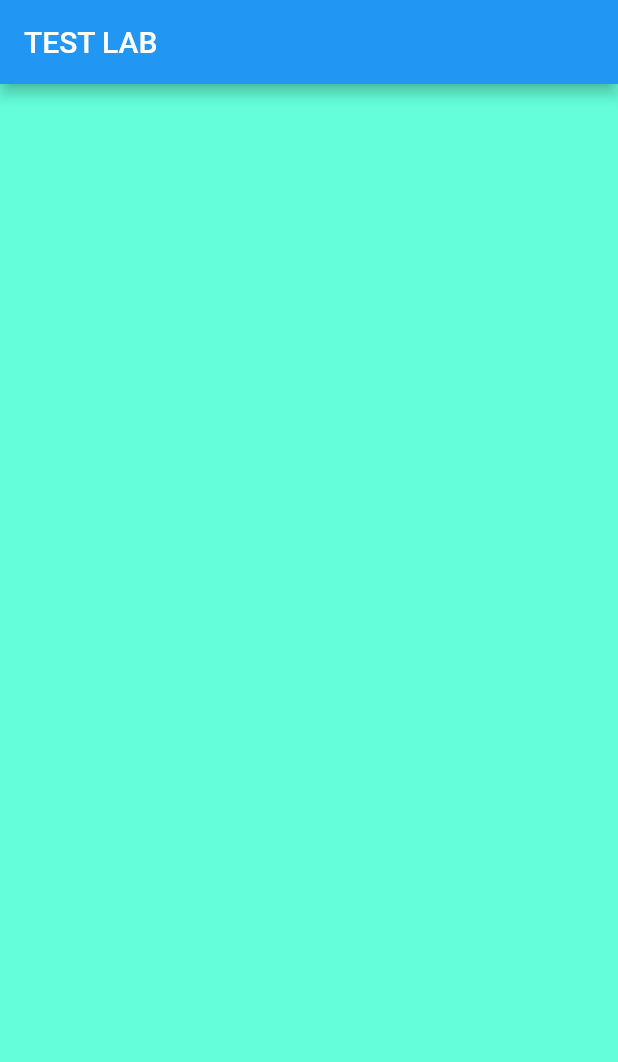
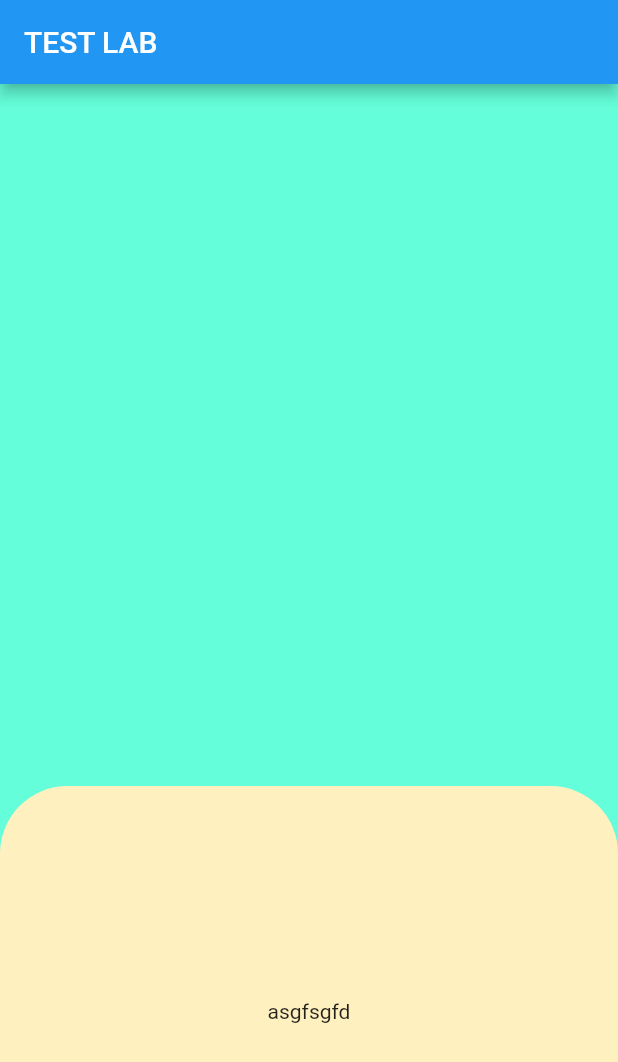
Before and after one commit to mohamadbastin/flutter-test-lab, a Flutter app: the screen it shows after launch, on a phone screen of 412 x 824 dp. Shown: the top 1062 px of the screen. Run offline on Flutter 3.47's test engine with Material 2 defaults, Android fonts, the phone set to English and light mode, and no system bars; our stand-ins replace flutter_svg.

Commit message:
bottomsheet class create

```diff
--- a/lib/main.dart
+++ b/lib/main.dart
@@ -1,4 +1,5 @@
 import 'package:flutter/material.dart';
+import 'package:test_lab/widgets/common_bottom_sheet.dart';
 
 void main() {
   runApp(const MyApp());
@@ -48,8 +49,13 @@ class _MyHomePageState extends State<MyHomePage> {
       ),
       body: Center(
           child: Column(
-        mainAxisAlignment: MainAxisAlignment.center,
-        children: [],
+        mainAxisAlignment: MainAxisAlignment.end,
+        children: const [
+          Commonsheet(
+            height: 300,
+            child: Center(child: Text("asgfsgfd")),
+          )
+        ],
       )),
     );
   }
--- /dev/null
+++ b/lib/widgets/common_bottom_sheet.dart
@@ -0,0 +1,47 @@
+import 'package:flutter/material.dart';
+import 'package:flutter_svg/flutter_svg.dart';
+
+
+class Commonsheet extends StatefulWidget {
+  const Commonsheet({Key? key, this.height, this.child}) : super(key: key);
+
+  final double? height;
+  final Widget? child;
+
+  @override
+  _CommonsheetState createState() => _CommonsheetState();
+}
+
+class _CommonsheetState extends State<Commonsheet> {
+  @override
+  Widget build(BuildContext context) {
+    return Stack(
+      children: [
+        BottomSheet(
+            shape: const RoundedRectangleBorder(
+              borderRadius: BorderRadius.vertical(top: Radius.circular(45)),
+            ),
+            onClosing: () {},
+            backgroundColor: const Color(0xFFFFF0C0),
+            builder: (context) => SizedBox(
+                  width: MediaQuery.of(context).size.width,
+                  height: widget.height,
+                  child: widget.child,
+                ))
+      ],
+    );
+  }
+}
+
+
+class _FauliDefaultPic extends StatelessWidget {
+  const _FauliDefaultPic({Key? key}) : super(key: key);
+
+  @override
+  Widget build(BuildContext context) {
+    return SvgPicture.asset(
+      "assets/illustrations/fauli_default.svg",
+      height: MediaQuery.of(context).size.height * 0.5,
+    );
+  }
+}
```
Also changed, not shown: assets/icons/double_arrow_button_left.svg (deleted).
